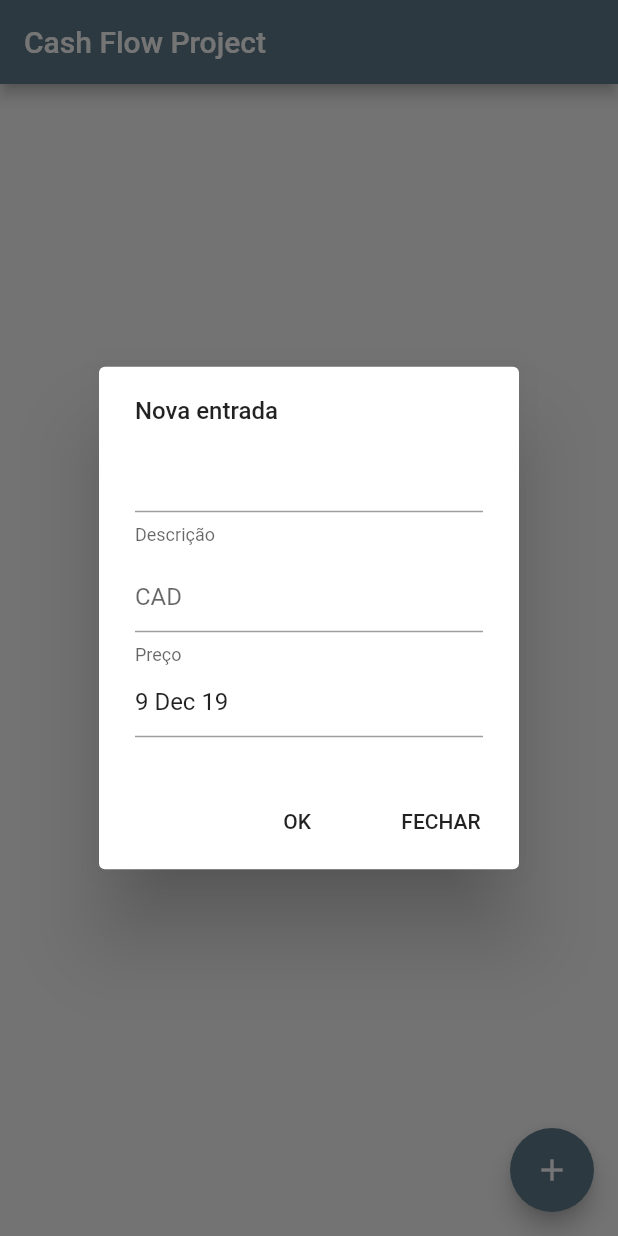
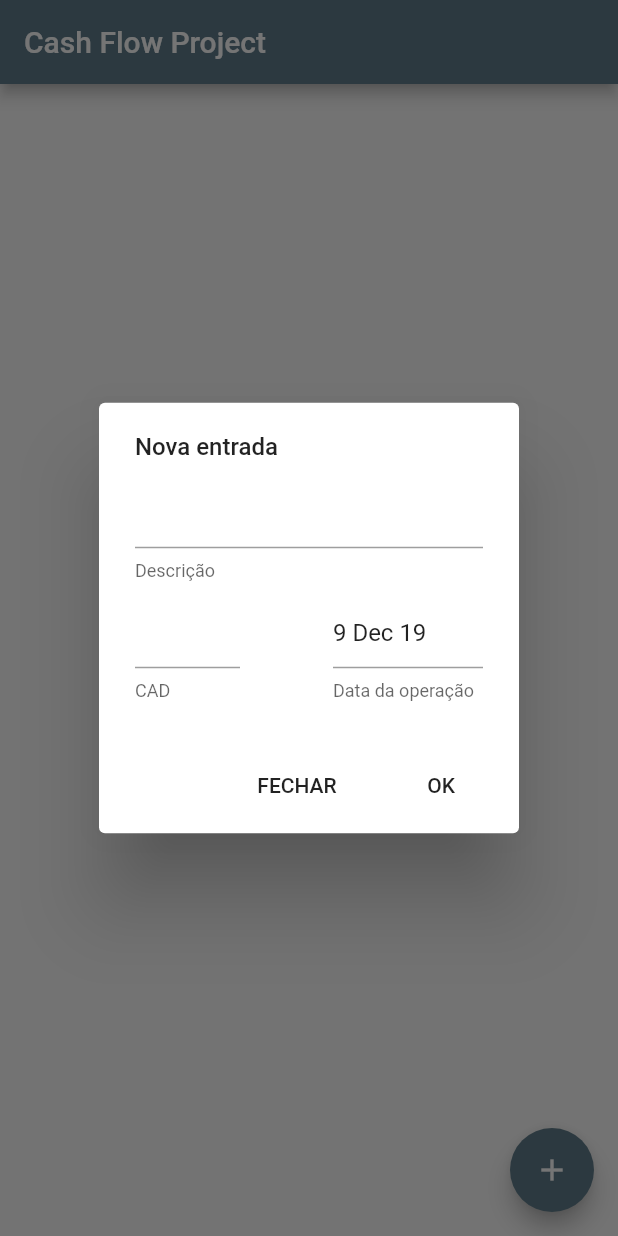
Before and after one commit to Lecarvalho/cash_flow_project, a Flutter app: the screen it shows after launch, after a tap on the "add" icon, on a phone screen of 412 x 824 dp. Run offline on Flutter 3.47's test engine with Material 2 defaults, Android fonts, the phone set to English and light mode, and no system bars; our stand-ins replace sqflite; accounts and stored records are empty; statements that could not run were skipped.

Commit message:
- dialog layout adjustments - default value for creation date field

```diff
--- a/lib/ui/new_entry_flow_widget.dart
+++ b/lib/ui/new_entry_flow_widget.dart
@@ -29,7 +29,8 @@ class _NewEntryFlowWidgetState extends State<NewEntryFlowWidget> {
   void initState() {
     _newFlowDate = DateTime.now();
     _showInvalidFieldsWarning = false;
-    _textEditingCalendarController.text = widget._cashFlowController.formatDate(_newFlowDate);
+    _textEditingCalendarController.text =
+        widget._cashFlowController.formatDate(_newFlowDate);
     super.initState();
   }
 
@@ -50,27 +51,39 @@ class _NewEntryFlowWidgetState extends State<NewEntryFlowWidget> {
             decoration: InputDecoration(helperText: "Descrição"),
           ),
           SizedBox(height: 10),
-          TextField(
+          Row(
+            mainAxisAlignment: MainAxisAlignment.spaceBetween,
+            children: <Widget>[
+              SizedBox(
+                width: 70,
+                child: TextField(
                   controller: _textEditingPriceController,
                   keyboardType: TextInputType.number,
-            decoration: InputDecoration(helperText: "Preço", hintText: "CAD"),
+                  decoration: InputDecoration(helperText: "CAD"),
                 ),
-          TextField(
+              ),
+              SizedBox(
+                width: 100,
+                child: TextField(
                   readOnly: true,
                   controller: _textEditingCalendarController,
                   keyboardType: TextInputType.datetime,
-            textInputAction: TextInputAction.done,
+                  decoration: InputDecoration(helperText: "Data da operação"),
                   onTap: () => showDatePicker(
                           context: context,
                           firstDate: DateTime(2019),
                           initialDate: _newFlowDate,
-              lastDate: DateTime(2030)
-            ).then((res) async {
-              if (res != null){
-                _textEditingCalendarController.text = widget._cashFlowController.formatDate(res);
+                          lastDate: DateTime(2030))
+                      .then((res) async {
+                    if (res != null) {
+                      _textEditingCalendarController.text =
+                          widget._cashFlowController.formatDate(res);
                       _newFlowDate = res;
                     }
                   }),
+                ),
+              )
+            ],
           ),
           _showInvalidFieldsWarning
               ? Column(
@@ -86,6 +99,10 @@ class _NewEntryFlowWidgetState extends State<NewEntryFlowWidget> {
         ],
       ),
       actions: <Widget>[
+        FlatButton(
+          onPressed: () => Navigator.pop(context),
+          child: Text("FECHAR"),
+        ),
         FlatButton(
           onPressed: () async {
             if (widget._cashFlowController.isValid(
@@ -109,10 +126,6 @@ class _NewEntryFlowWidgetState extends State<NewEntryFlowWidget> {
             }
           },
           child: Text("OK"),
-        ),
-        FlatButton(
-          onPressed: () => Navigator.pop(context),
-          child: Text("FECHAR"),
         )
       ],
     );
```
Lines whose indentation alone changed are shown as unchanged.
